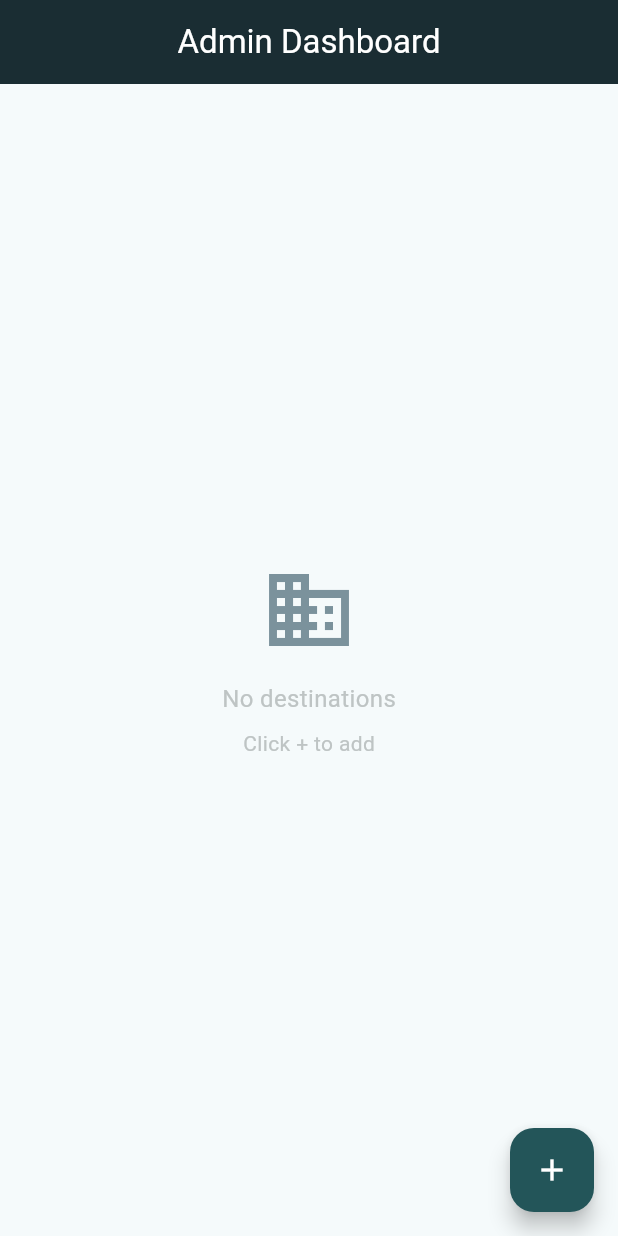
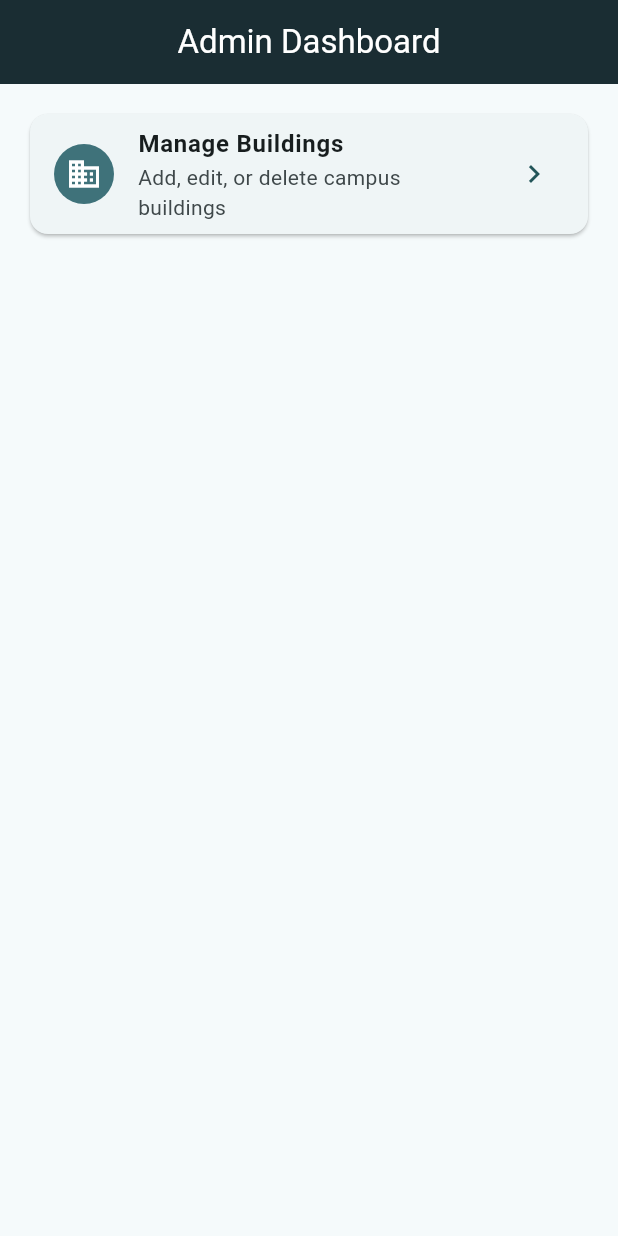
Before and after one commit to Shanilka-Yapa/AR-campus-navigation-system---ARWayz, a Flutter app: the AdminDashboardPage screen opened directly, on a phone screen of 412 x 824 dp. Run offline on Flutter 3.47's test engine with Material 3 defaults, Android fonts, the phone set to English and light mode, and no system bars; our stand-ins replace camera, cloud_firestore, firebase_core, flutter_compass, geolocator, go_router and 4 more; missing offline and left inert: dart:ui_web, mobile_scanner; accounts and stored records are empty.

Commit message:
feat: update ARWayz admin dashboard and app features

```diff
--- a/arwayz/lib/features/admin/admin_dashboard_page.dart
+++ b/arwayz/lib/features/admin/admin_dashboard_page.dart
@@ -9,14 +9,60 @@
 const Color kSteelBlue = Color(0xFF7B929C); // Steel Blue
 const Color kLightGray = Color(0xFFBEC4C4); // Light Gray
 
-class AdminDashboardPage extends StatefulWidget {
+class AdminDashboardPage extends StatelessWidget {
   const AdminDashboardPage({super.key});
 
   @override
-  State<AdminDashboardPage> createState() => _AdminDashboardPageState();
+  Widget build(BuildContext context) {
+    return Scaffold(
+      appBar: AppBar(
+        backgroundColor: kPrimaryDark,
+        centerTitle: true,
+        iconTheme: const IconThemeData(color: Colors.white),
+        title: const Text(
+          'Admin Dashboard',
+          style: TextStyle(color: Colors.white),
+        ),
+      ),
+      body: ListView(
+        padding: const EdgeInsets.all(16),
+        children: [
+          Card(
+            child: ListTile(
+              leading: const CircleAvatar(
+                backgroundColor: kMutedTeal,
+                child: Icon(Icons.domain, color: Colors.white),
+              ),
+              title: const Text(
+                'Manage Buildings',
+                style: TextStyle(fontWeight: FontWeight.bold),
+              ),
+              subtitle: const Text('Add, edit, or delete campus buildings'),
+              trailing: const Icon(Icons.chevron_right, color: kDeepTeal),
+              onTap: () {
+                Navigator.push(
+                  context,
+                  MaterialPageRoute(
+                    builder: (context) => const ManageBuildingsPage(),
+                  ),
+                );
+              },
+            ),
+          ),
+        ],
+      ),
+    );
+  }
 }
 
-class _AdminDashboardPageState extends State<AdminDashboardPage> {
+class ManageBuildingsPage extends StatefulWidget {
+  const ManageBuildingsPage({super.key});
+
+  @override
+  State<ManageBuildingsPage> createState() => _ManageBuildingsPageState();
+}
+
+class _ManageBuildingsPageState extends State<ManageBuildingsPage> {
   Map<String, dynamic>? _lastDeletedData;
   String? _lastDeletedDocId;
   Timer? _undoTimer;
@@ -43,7 +89,9 @@
       if (mounted) {
         ScaffoldMessenger.of(context).showSnackBar(
           SnackBar(
-            content: Text('${_lastDeletedData!['name'] ?? 'Destination'} restored.'),
+            content: Text(
+              '${_lastDeletedData!['name'] ?? 'Destination'} restored.',
+            ),
             backgroundColor: kDeepTeal,
             duration: const Duration(seconds: 2),
           ),
@@ -355,7 +403,8 @@
                         setState(() => isDeleting = true);
                         try {
                           // save deleted document data so it can be restored if UNDO is pressed
-                          _lastDeletedData = doc.data() as Map<String, dynamic>? ?? {};
+                          _lastDeletedData =
+                              doc.data() as Map<String, dynamic>? ?? {};
                           _lastDeletedDocId = doc.id;
 
                           await doc.reference.delete();
@@ -385,12 +434,17 @@
                                   ValueListenableBuilder<int>(
                                     valueListenable: _undoRemaining,
                                     builder: (context, value, _) {
-                                      final progress = (value / 5).clamp(0.0, 1.0);
+                                      final progress = (value / 5).clamp(
+                                        0.0,
+                                        1.0,
+                                      );
                                       return Row(
                                         children: [
                                           Text(
                                             '$value',
-                                            style: const TextStyle(color: Colors.white),
+                                            style: const TextStyle(
+                                              color: Colors.white,
+                                            ),
                                           ),
                                           const SizedBox(width: 8),
                                           SizedBox(
@@ -428,7 +482,9 @@
                           );
 
                           // countdown timer updates the ValueNotifier (no snackbar recreation)
-                          _undoTimer = Timer.periodic(const Duration(seconds: 1), (t) {
+                          _undoTimer = Timer.periodic(
+                            const Duration(seconds: 1),
+                            (t) {
                               final next = _undoRemaining.value - 1;
                               _undoRemaining.value = next;
                               if (next <= 0) {
@@ -436,10 +492,13 @@
                                 _lastDeletedData = null;
                                 _lastDeletedDocId = null;
                                 try {
-                                ScaffoldMessenger.of(mainContext).hideCurrentSnackBar();
+                                  ScaffoldMessenger.of(
+                                    mainContext,
+                                  ).hideCurrentSnackBar();
                                 } catch (_) {}
                               }
-                          });
+                            },
+                          );
                         } catch (e) {
                           Navigator.pop(dialogContext);
                           ScaffoldMessenger.of(mainContext).showSnackBar(
@@ -481,7 +540,7 @@
         centerTitle: true,
         iconTheme: const IconThemeData(color: Colors.white),
         title: const Text(
-          "Admin Dashboard",
+          'Manage Buildings',
           style: TextStyle(color: Colors.white),
         ),
       ),
@@ -570,7 +629,9 @@
                         decoration: BoxDecoration(
                           color: kMutedTeal.withOpacity(0.08),
                           borderRadius: BorderRadius.circular(6),
-                          border: Border.all(color: kMutedTeal.withOpacity(0.3)),
+                          border: Border.all(
+                            color: kMutedTeal.withOpacity(0.3),
+                          ),
                         ),
                         child: Column(
                           crossAxisAlignment: CrossAxisAlignment.start,
```
Also changed, not shown: arwayz/lib/features/about/about_page.dart (+44 -63 lines), arwayz/pubspec.lock. Lines whose indentation alone changed are shown as unchanged.
